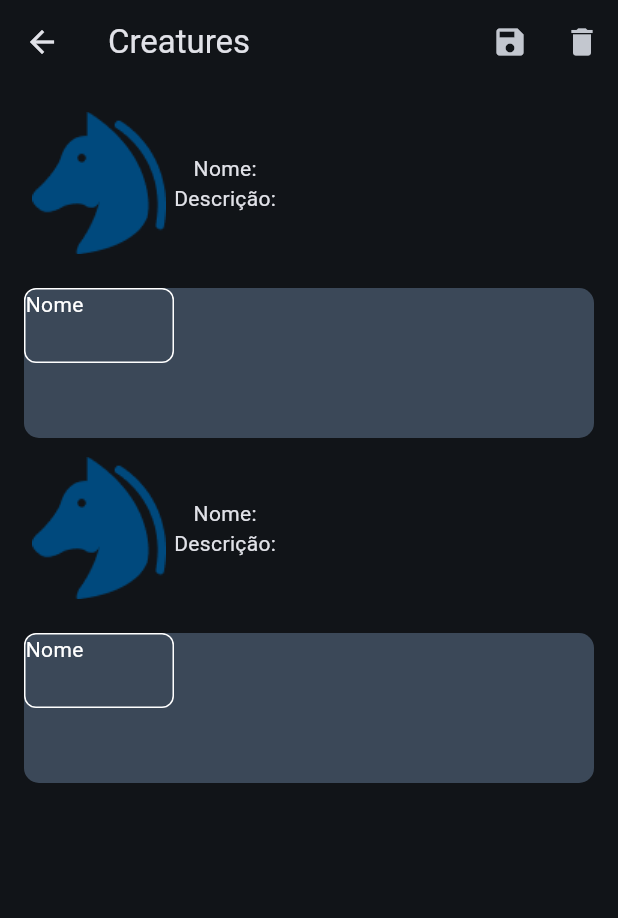
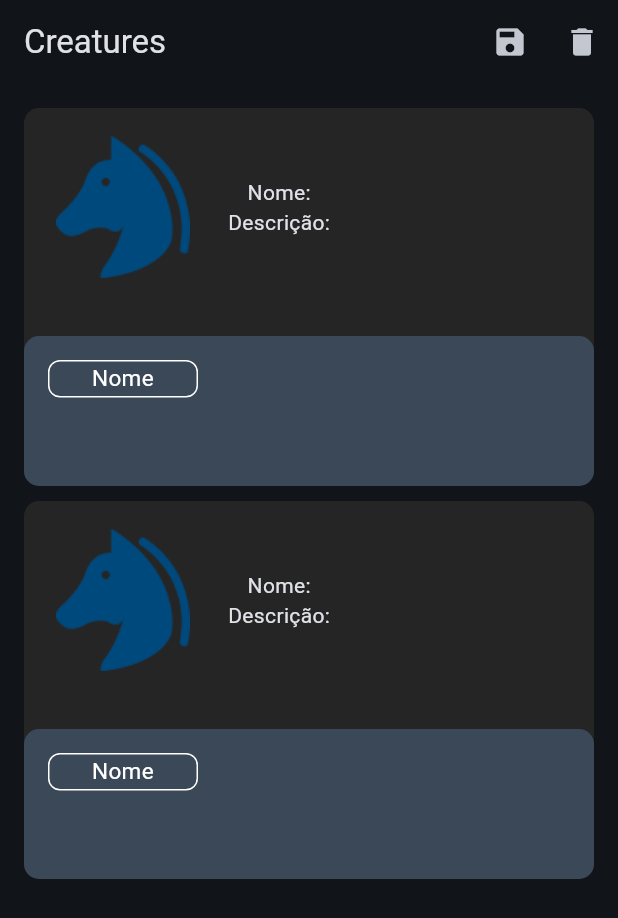
Before and after one commit to FloraRosaPupo/hyrule_arq_limpa, a Flutter app: the Creatures screen opened directly, on a phone screen of 412 x 824 dp. Shown: the top 918 px of the screen. Run offline on Flutter 3.47's test engine with Material 3 defaults, Android fonts, the phone set to English and light mode, and no system bars; our stand-ins replace dio, floor, sqflite; accounts and stored records are empty; generated files the repository leaves out were written again.

Commit message:
Alteração design

```diff
--- a/lib/main.dart
+++ b/lib/main.dart
@@ -21,7 +21,9 @@ class Hyrule extends StatelessWidget {
             Brightness.dark, //brightness é a luminosidade do tema -> escuro
         useMaterial3: true,
       ),
-        home: Scaffold(
+      home: Creatures(),
+    );
+    /*Scaffold(
           appBar: AppBar(
             title: const Text(
               'Escolha uma categoria',
@@ -29,6 +31,6 @@ class Hyrule extends StatelessWidget {
             centerTitle: true,
           ),
           body: const SafeArea(child: Categorys()),
-        ));
+        ));*/
   }
 }
--- a/lib/screens/components/creatures/card_commonLocations.dart
+++ b/lib/screens/components/creatures/card_commonLocations.dart
@@ -7,7 +7,7 @@ class CardCommonlocations extends StatelessWidget {
   Widget build(BuildContext context) {
     return Container(
       width: 100,
-      height: 50,
+      height: 25,
       decoration: BoxDecoration(
         borderRadius: BorderRadius.circular(8),
         color: Colors.transparent,
@@ -15,7 +15,11 @@ class CardCommonlocations extends StatelessWidget {
       ),
       child: Text(
         'Nome',
-        style: TextStyle(color: Colors.white),
+        textAlign: TextAlign.center,
+        style: TextStyle(
+          color: Colors.white,
+          fontSize: 15,
+        ),
       ),
     );
   }
--- a/lib/screens/components/creatures/card_creature.dart
+++ b/lib/screens/components/creatures/card_creature.dart
@@ -12,14 +12,15 @@ class _CardCreatureState extends State<CardCreature> {
   @override
   Widget build(BuildContext context) {
     return Container(
-
       decoration: BoxDecoration(
         borderRadius: BorderRadius.circular(10),
-          color: Color(202429),
+        color: const Color.fromARGB(255, 37, 37, 37),
       ),
       child: Column(
         children: [
-          Row(
+          Padding(
+            padding: EdgeInsets.all(16),
+            child: Row(
               children: [
                 Container(
                   width: 100,
@@ -31,20 +32,35 @@ class _CardCreatureState extends State<CardCreature> {
                       //consumir da api
                       image: AssetImage('assets/images/creatures.png'),
                       width: 100,
-                    height: 100,
+                      height: 200,
                     ),
                   ),
                 ),
-              const Column(
+                const SizedBox(
+                  width: 20,
+                ),
+                Container(
+                  child: const Column(
+                    mainAxisAlignment: MainAxisAlignment.start,
                     children: [
                       //consumir da api
-                  Text('Nome:'),
-                  Text('Descrição:'),
+                      Text(
+                        'Nome:',
+                        textAlign: TextAlign.start,
+                      ),
+                      Text(
+                        'Descrição:',
+                        textAlign: TextAlign.start,
+                      ),
                     ],
+                  ),
                 )
               ],
             ),
-          const SizedBox(height: 20),
+          ),
+          const SizedBox(
+            height: 20,
+          ),
           Container(
             width: double.infinity,
             height: 100,
@@ -52,11 +68,15 @@ class _CardCreatureState extends State<CardCreature> {
               color: const Color(0xFF3B4858),
               borderRadius: BorderRadius.circular(10),
             ),
-              child: const Wrap(
+            child: const Padding(
+              padding: EdgeInsets.all(16),
+              child: Wrap(
                 children: [
                   CardCommonlocations(),
                 ],
-              ))
+              ),
+            ),
+          )
         ],
       ),
     );
```
Lines whose indentation alone changed are shown as unchanged.
